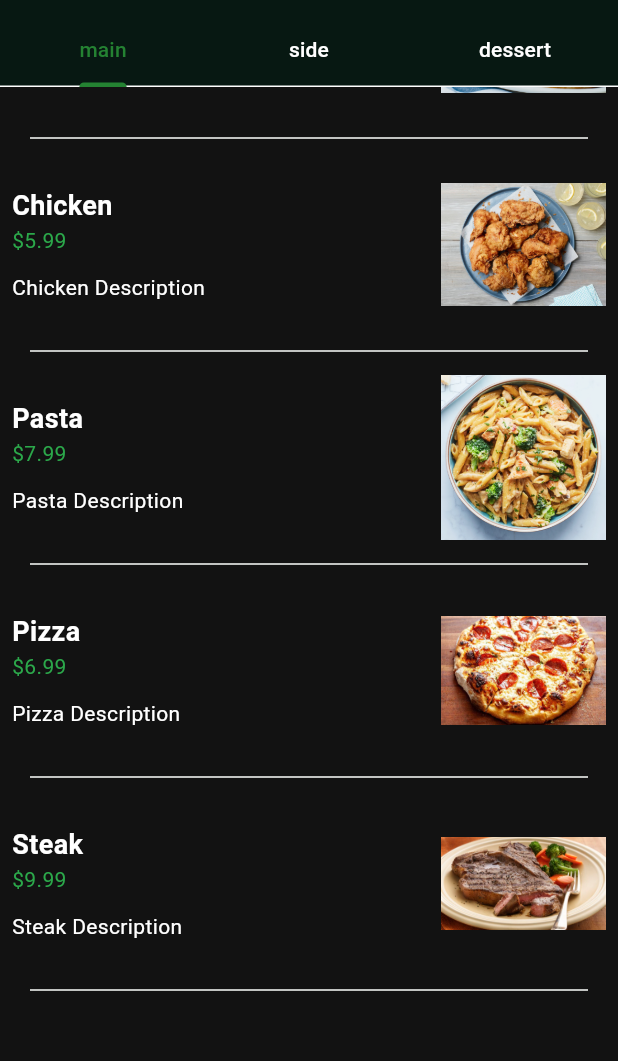
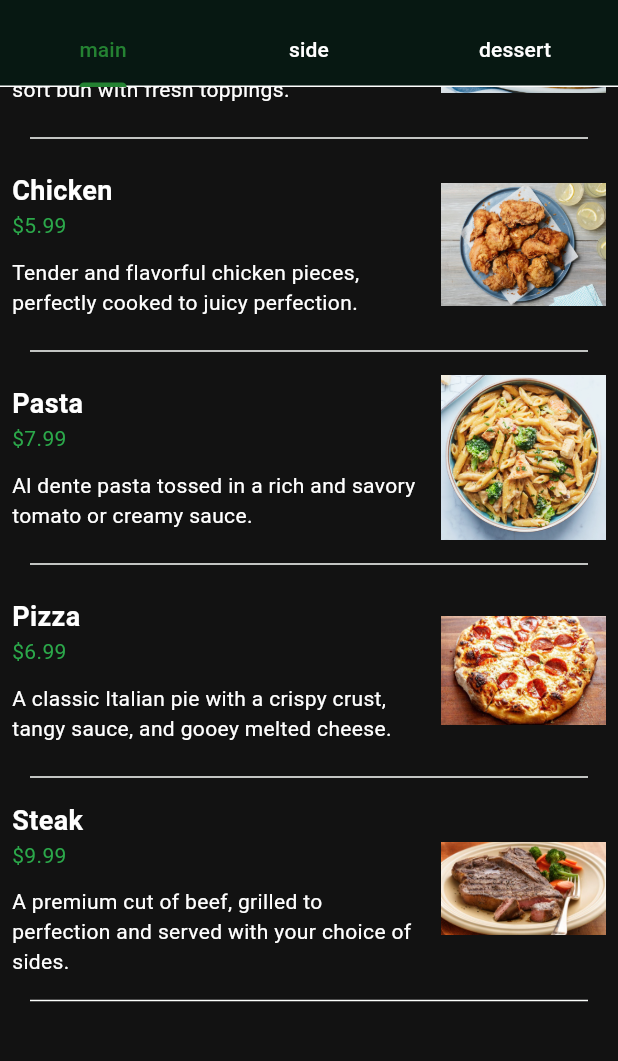
Before and after one commit to branthompson/food_delivery_app, a Flutter app: the HomeScreen screen opened directly, scrolled down 325 dp, on a phone screen of 412 x 824 dp, the part 63-1124 px from its top. Run offline on Flutter 3.47's test engine with Material 3 defaults, Android fonts, the phone set to English and light mode, and no system bars.

Commit message:
Fourth commit. Food Item screen. Also updated descriptions of food items.

```diff
--- a/lib/components/my_food_tile.dart
+++ b/lib/components/my_food_tile.dart
@@ -27,7 +27,7 @@ class FoodTile extends StatelessWidget {
                         // NAME OF FOOD ITEM-----------------
                         Text(
                             food.name,
-                          style: TextStyle(
+                          style: const TextStyle(
                             fontSize: 18,
                             fontWeight: FontWeight.bold,
                           ),
@@ -41,7 +41,7 @@ class FoodTile extends StatelessWidget {
                           ),
                         ),
 
-                        SizedBox(height: 11),
+                        const SizedBox(height: 11),
 
                         // DESCRIPTION OF FOOD ITEM------------
                         Text(food.description),
@@ -49,7 +49,7 @@ class FoodTile extends StatelessWidget {
                     )
                 ),
 
-                SizedBox(width: 10),
+                const SizedBox(width: 10),
                 // FOOD IMAGE---------
                 Image.asset(
                     food.imagePath,
--- a/lib/models/restaurant.dart
+++ b/lib/models/restaurant.dart
@@ -1,115 +1,124 @@
 import 'package:flutter/material.dart';
-
 import 'food.dart';
 
-class Restaurant extends ChangeNotifier{
-
+class Restaurant extends ChangeNotifier {
   // List of food menu
   final List<Food> _menu = [
-
     // MAIN COURSE MENU-------------------------------------------------
-    Food(name: 'Burger',
-        description: 'Burger Description',
-        imagePath: 'lib/images/main/burger.png',
-        price: 4.99,
-        category: FoodCategory.main,
+    Food(
+      name: 'Burger',
+      description: 'A juicy beef patty sandwiched between a soft bun with fresh toppings.',
+      imagePath: 'lib/images/main/burger.png',
+      price: 4.99,
+      category: FoodCategory.main,
     ),
-    Food(name: 'Chicken',
-      description: 'Chicken Description',
+    Food(
+      name: 'Chicken',
+      description: 'Tender and flavorful chicken pieces, perfectly cooked to juicy perfection.',
       imagePath: 'lib/images/main/chicken.png',
       price: 5.99,
       category: FoodCategory.main,
     ),
-    Food(name: 'Pasta',
-      description: 'Pasta Description',
+    Food(
+      name: 'Pasta',
+      description: 'Al dente pasta tossed in a rich and savory tomato or creamy sauce.',
       imagePath: 'lib/images/main/pasta.png',
       price: 7.99,
       category: FoodCategory.main,
     ),
-    Food(name: 'Pizza',
-      description: 'Pizza Description',
+    Food(
+      name: 'Pizza',
+      description: 'A classic Italian pie with a crispy crust, tangy sauce, and gooey melted cheese.',
       imagePath: 'lib/images/main/pizza.png',
       price: 6.99,
       category: FoodCategory.main,
     ),
-    Food(name: 'Steak',
-      description: 'Steak Description',
+    Food(
+      name: 'Steak',
+      description: 'A premium cut of beef, grilled to perfection and served with your choice of sides.',
       imagePath: 'lib/images/main/steak.png',
       price: 9.99,
       category: FoodCategory.main,
     ),
 
     // SIDE COURSE MENU-----------------------------------------
-    Food(name: 'Fries',
-      description: 'Fries Description',
+    Food(
+      name: 'Fries',
+      description: 'Crispy and golden-brown french fries, the perfect accompaniment to any meal.',
       imagePath: 'lib/images/side/fries.png',
       price: 1.99,
       category: FoodCategory.side,
     ),
-    Food(name: 'Rice',
-      description: 'Rice Description',
+    Food(
+      name: 'Rice',
+      description: 'Fluffy and steaming white rice, a classic and versatile side dish.',
       imagePath: 'lib/images/side/rice.png',
       price: 0.99,
       category: FoodCategory.side,
     ),
-    Food(name: 'Rolls',
-      description: 'Rolls Description',
+    Food(
+      name: 'Rolls',
+      description: 'Freshly baked rolls, warm and soft, perfect for soaking up sauces or spreading butter.',
       imagePath: 'lib/images/side/rolls.png',
       price: 2.99,
       category: FoodCategory.side,
     ),
-    Food(name: 'Salad',
-      description: 'Salad Description',
+    Food(
+      name: 'Salad',
+      description: 'A crisp and refreshing salad, made with fresh greens and your choice of toppings.',
       imagePath: 'lib/images/side/salad.png',
       price: 1.99,
       category: FoodCategory.side,
     ),
-    Food(name: 'Soup',
-      description: 'Soup Description',
+    Food(
+      name: 'Soup',
+      description: 'A piping hot and comforting soup, perfect for sipping on a chilly day.',
       imagePath: 'lib/images/side/soup.png',
       price: 1.99,
       category: FoodCategory.side,
     ),
 
-    // DESERT COURSE MENU--------------------------------------
-    Food(name: 'Cake',
-      description: 'Cake Description',
+    // DESSERT COURSE MENU--------------------------------------
+    Food(
+      name: 'Cake',
+      description: 'A decadent and moist cake, layered with rich frosting and topped with delicious garnishes.',
       imagePath: 'lib/images/desert/cake.png',
       price: 3.99,
       category: FoodCategory.dessert,
     ),
-    Food(name: 'Cookies',
-      description: 'Cookies Description',
+    Food(
+      name: 'Cookies',
+      description: 'Freshly baked cookies, soft and chewy, with melt-in-your-mouth chocolate chips.',
       imagePath: 'lib/images/desert/cookies.png',
       price: 2.99,
       category: FoodCategory.dessert,
     ),
-    Food(name: 'Fruit',
-      description: 'Fruit Description',
+    Food(
+      name: 'Fruit',
+      description: 'A refreshing assortment of fresh, seasonal fruits, perfect for a healthy dessert.',
       imagePath: 'lib/images/desert/fruit.png',
       price: 1.99,
       category: FoodCategory.dessert,
     ),
-    Food(name: 'Icecream',
-      description: 'Cake Description',
+    Food(
+      name: 'Icecream',
+      description: 'Rich and creamy ice cream, available in a variety of delicious flavors.',
       imagePath: 'lib/images/desert/icecream.png',
       price: 3.99,
       category: FoodCategory.dessert,
     ),
-    Food(name: 'Milkshake',
-      description: 'Cake Description',
+    Food(
+      name: 'Milkshake',
+      description: 'A thick and indulgent milkshake, blended with ice cream and your choice of flavors.',
       imagePath: 'lib/images/desert/milkshake.png',
       price: 3.99,
       category: FoodCategory.dessert,
     ),
-
   ];
-
 
   // GETTERS---------------------------------------
 
   List<Food> get menu => _menu;
-
 
   // OPERATIONS-------------------------------------
 
@@ -123,14 +132,10 @@ class Restaurant extends ChangeNotifier{
 
   // clear the cart
 
-
   // HELPERS------------------------------------------
 
   // generate receipt (maybe we implement)
 
   // format double value into money
 
-
-
-
 }
--- a/lib/screens/home_screen.dart
+++ b/lib/screens/home_screen.dart
@@ -6,6 +6,7 @@ import 'package:dishdash/components/my_food_tile.dart';
 import 'package:dishdash/components/my_tab_bar.dart';
 import 'package:dishdash/models/food.dart';
 import 'package:dishdash/models/restaurant.dart';
+import 'package:dishdash/screens/food_screen.dart';
 import 'package:flutter/material.dart';
 import 'package:provider/provider.dart';
 
@@ -50,8 +51,11 @@ class _HomeScreenState extends State<HomeScreen> with SingleTickerProviderStateM
           itemBuilder: (context, index) {
             final food = categoryMenu[index];
 
-
-          return FoodTile(food: food, onTap: () {},);
+          return FoodTile(food: food, onTap: () =>
+              Navigator.push(context, MaterialPageRoute(
+                  builder: (context) => FoodScreen(food: food)
+              )),
+          );
           },
       );
     }).toList();
```
Also changed, not shown: lib/screens/food_screen.dart (added, +86 -0 lines).
